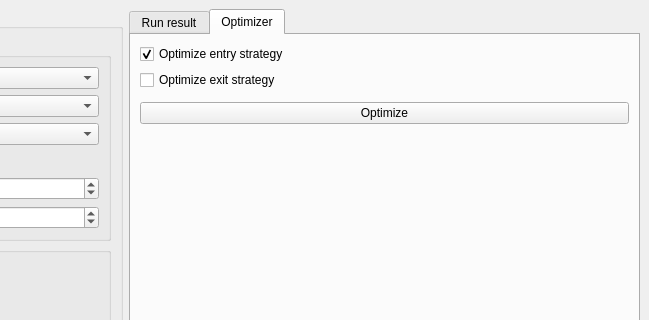
Before: the Qt Designer form frontend/mainwindow.ui in 84k491/crypto_cpp, drawn with Qt 5; both pictures show x 397 to 1046 and y 0 to 320 of the 1046 by 830 pixel window.
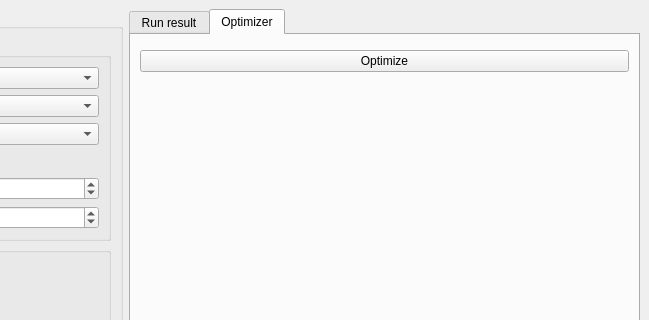
After: the same form once the commit is applied. Custom widgets are drawn as their Qt base class.

```diff
--- a/frontend/mainwindow.ui
+++ b/frontend/mainwindow.ui
@@ -451,23 +451,6 @@
         <string>Optimizer</string>
        </attribute>
        <layout class="QVBoxLayout" name="verticalLayout_6">
-        <item>
-         <widget class="QCheckBox" name="cb_optimize_entry">
-          <property name="text">
-           <string>Optimize entry strategy</string>
-          </property>
-          <property name="checked">
-           <bool>true</bool>
-          </property>
-         </widget>
-        </item>
-        <item>
-         <widget class="QCheckBox" name="cb_optimize_exit">
-          <property name="text">
-           <string>Optimize exit strategy</string>
-          </property>
-         </widget>
-        </item>
         <item>
          <widget class="OptimizerParametersWidget" name="wt_optimizer_parameters" native="true">
           <property name="minimumSize">
```
